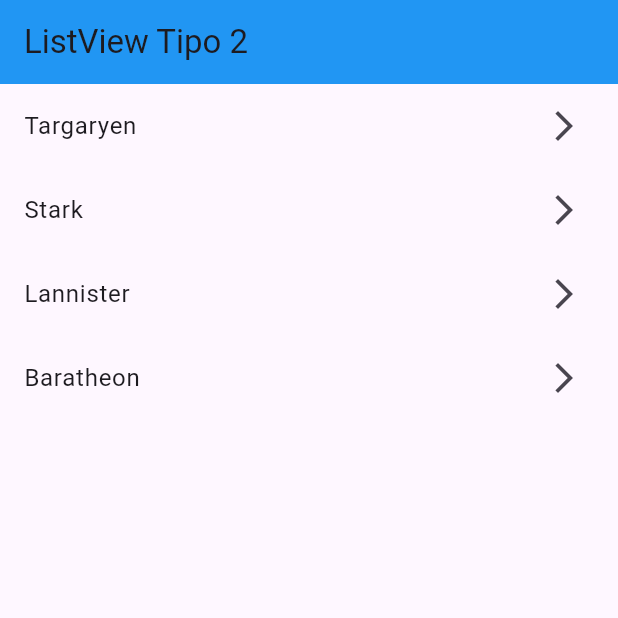
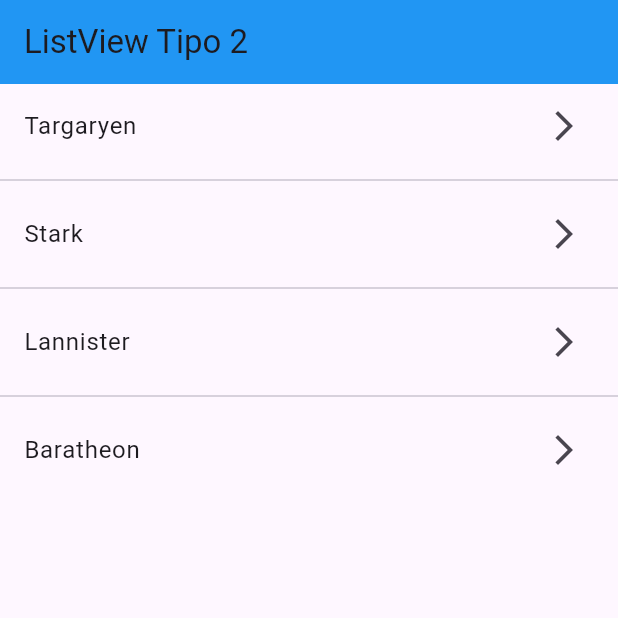
Before and after one commit to daaviddieeguez/fl_components, a Flutter app: the screen it shows after launch, on a phone screen of 412 x 824 dp, the top half of it. Run offline on Flutter 3.47's test engine with Material 3 defaults, Android fonts, the phone set to English and light mode, and no system bars.

Commit message:
ListView.separated

```diff
--- a/lib/screens/listview2_screen.dart
+++ b/lib/screens/listview2_screen.dart
@@ -13,13 +13,13 @@ class ListView2Screen extends StatelessWidget {
         title: Text('ListView Tipo 2'),
         backgroundColor: Colors.blue,
       ),
-      body: ListView(
-        children: [
-          ...options.map((e) => ListTile(
+      body: ListView.separated(
+        itemBuilder: (context, index) => ListTile(
             trailing: Icon(Icons.arrow_forward_ios_outlined),
-            title: Text(e),
-          )).toList()
-        ],
+            title: Text(options[index]),
+          ),
+        separatorBuilder: (context, index) => const Divider(),
+        itemCount: options.length,
       )
     );
   }
```
